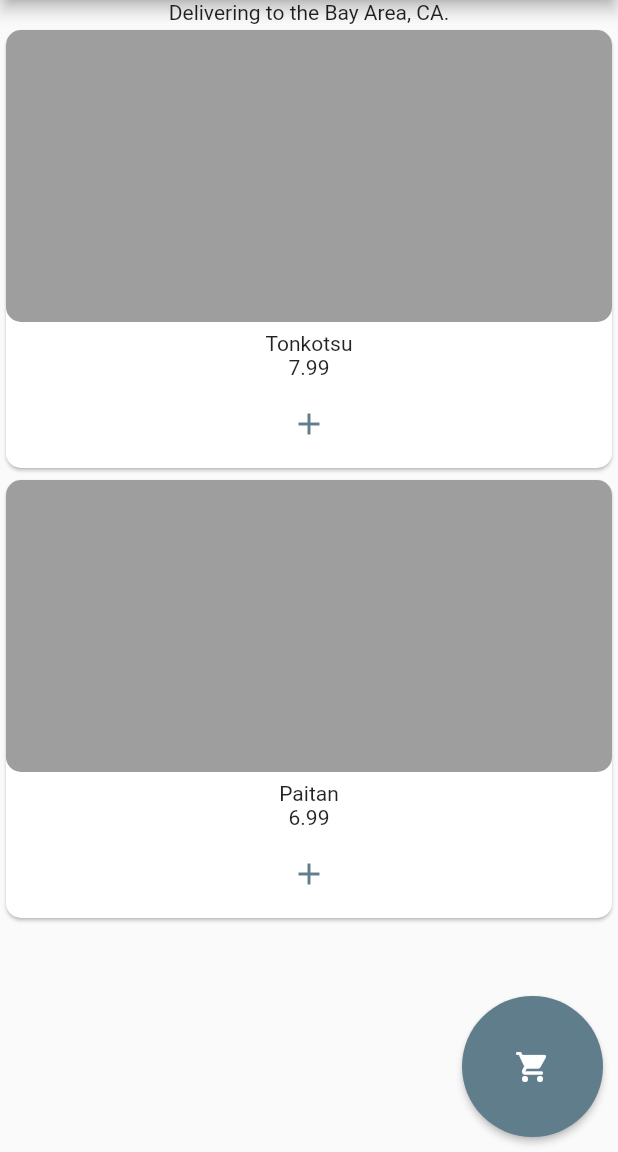
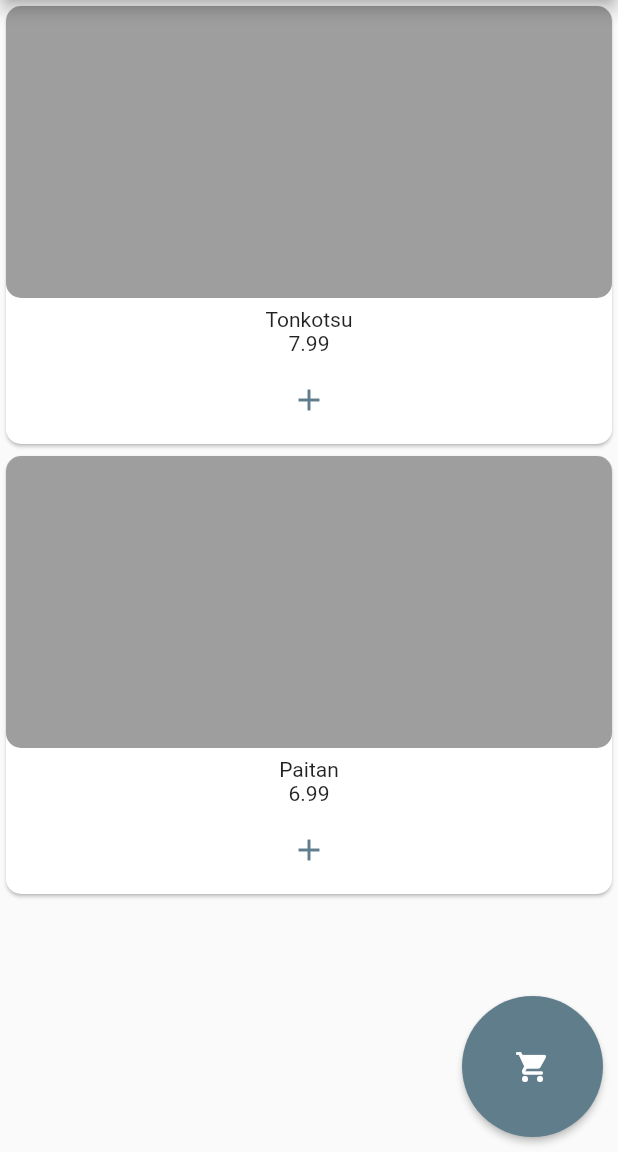
Before and after one commit to nat-leo/cloud-noodle-bar, a Flutter app: the screen it shows after launch, on a phone screen of 412 x 824 dp, the part 84-1236 px from its top. Run offline on Flutter 3.47's test engine with Material 2 defaults, Android fonts, the phone set to English and light mode, and no system bars; our stand-ins replace cloud_firestore, cloud_functions, firebase_core; missing offline and left inert: flutter_stripe; accounts and stored records are empty.

Commit message:
deleted unnecessary files and imports automcomplete.dart, refactored code by adding a folder for modal sheets, and placed order_flow_payment_preview or whatever it was called into the modal sheets folder, renmaing it cart_modal_preview.

```diff
--- a/lib/main.dart
+++ b/lib/main.dart
@@ -8,8 +8,8 @@ import 'package:flutter/foundation.dart';
 
 // local files
 import 'pages/products/products_page.dart';
-import 'pages/checkout/order_workflow_after_preview.dart';
-import 'pages/checkout/order_preview_page.dart';
+import 'pages/checkout/checkout.dart';
+import 'pages/modal/cart_modal_preview.dart';
 import 'cart_model.dart';
 import 'pages/home/home_page.dart';
 import 'pages/landing/landing_page.dart';
--- a/lib/pages/checkout/order_workflow_after_preview.dart
+++ b/lib/pages/checkout/checkout.dart
@@ -3,7 +3,7 @@ import 'package:flutter/material.dart';
 
 // local files
 import 'shipping_form.dart';
-import 'order_details.dart';
+import 'your_cart.dart';
 
 class ShippingDetailsPage extends StatelessWidget {
   const ShippingDetailsPage({Key? key}) : super(key: key);
@@ -86,7 +86,7 @@ class ShippingDetailsPage extends StatelessWidget {
                           ),
                         ),
                         Expanded(
-                          child: OrderDetails(),
+                          child: YourCart(),
                         ),
                       ],
                     ),
--- a/lib/pages/checkout/order_details.dart
+++ b/lib/pages/checkout/your_cart.dart
@@ -3,8 +3,8 @@ import 'package:provider/provider.dart';
 
 import '../../cart_model.dart';
 
-class OrderDetails extends StatelessWidget {
-  const OrderDetails({Key? key}) : super(key: key);
+class YourCart extends StatelessWidget {
+  const YourCart({Key? key}) : super(key: key);
 
   @override
   Widget build(BuildContext context) {
--- a/lib/pages/home/autocomplete.dart
+++ /dev/null
@@ -1,51 +0,0 @@
-// libraries
-import 'package:flutter/material.dart';
-
-class AddressSearch extends StatefulWidget {
-  @override
-  _AddressSearchState createState() => _AddressSearchState();
-}
-
-class _AddressSearchState extends State<AddressSearch> {
-  TextEditingController _controller = TextEditingController();
-  bool isEditing = true;
-  late String address;
-  final _formKey = GlobalKey<FormState>();
-
-  @override
-  void initState() {
-    super.initState();
-  }
-
-  @override
-  Widget build(BuildContext context) {
-    return Text("Delivering to the Bay Area, CA.");
-    /**return Column(
-      crossAxisAlignment: CrossAxisAlignment.center,
-      children: [
-        if(isEditing)
-          Form(
-            key: _formKey,
-            child: Column(
-              crossAxisAlignment: CrossAxisAlignment.center,
-              children: [
-                TextFormField(
-                  controller: _controller,
-                ),
-                TextButton(
-                  onPressed: () {
-                    setState(() {
-                      address = _controller.text;
-                      isEditing = false;
-                    });
-                  },
-                  child: Text("Deliver here"))
-              ],
-            ),
-          )
-        else
-          Text("Delivering to: ${address}")
-      ],
-    );**/
-  }
-}
--- a/lib/pages/home/home_page.dart
+++ b/lib/pages/home/home_page.dart
@@ -2,10 +2,9 @@
 import 'package:flutter/material.dart';
 
 // local files
-import '../../main.dart';
-import '../checkout/order_preview_page.dart';
 import '../products/products_page.dart';
-import 'autocomplete.dart';
+import '../modal/cart_modal_preview.dart';
+
 
 class HomePage extends StatelessWidget {
   const HomePage({Key? key}) : super(key: key);
@@ -35,7 +34,6 @@ class HomePage extends StatelessWidget {
       body: Column(
         crossAxisAlignment: CrossAxisAlignment.center,
         children: [
-          AddressSearch(),
           Expanded(
             flex: 8,
             child: Container(
@@ -56,7 +54,7 @@ class HomePage extends StatelessWidget {
                             showModalBottomSheet(
                                 context: context,
                                 builder: (BuildContext context) {
-                                  return OrderPreviewPage();
+                                  return YourCartModalPreview();
                                 }
                             );
                           },
```
Also changed, not shown: lib/pages/modal/cart_modal_preview.dart (renamed from lib/pages/checkout/order_preview_page.dart, +4 -5 lines).
